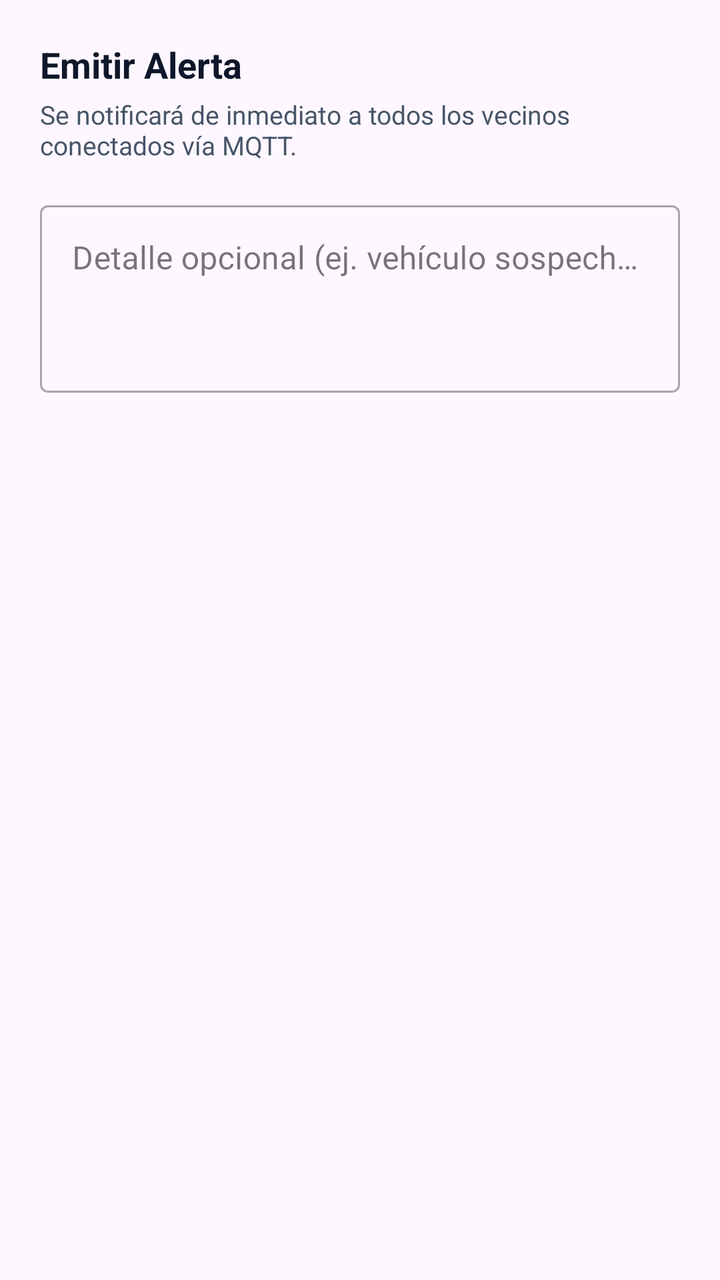
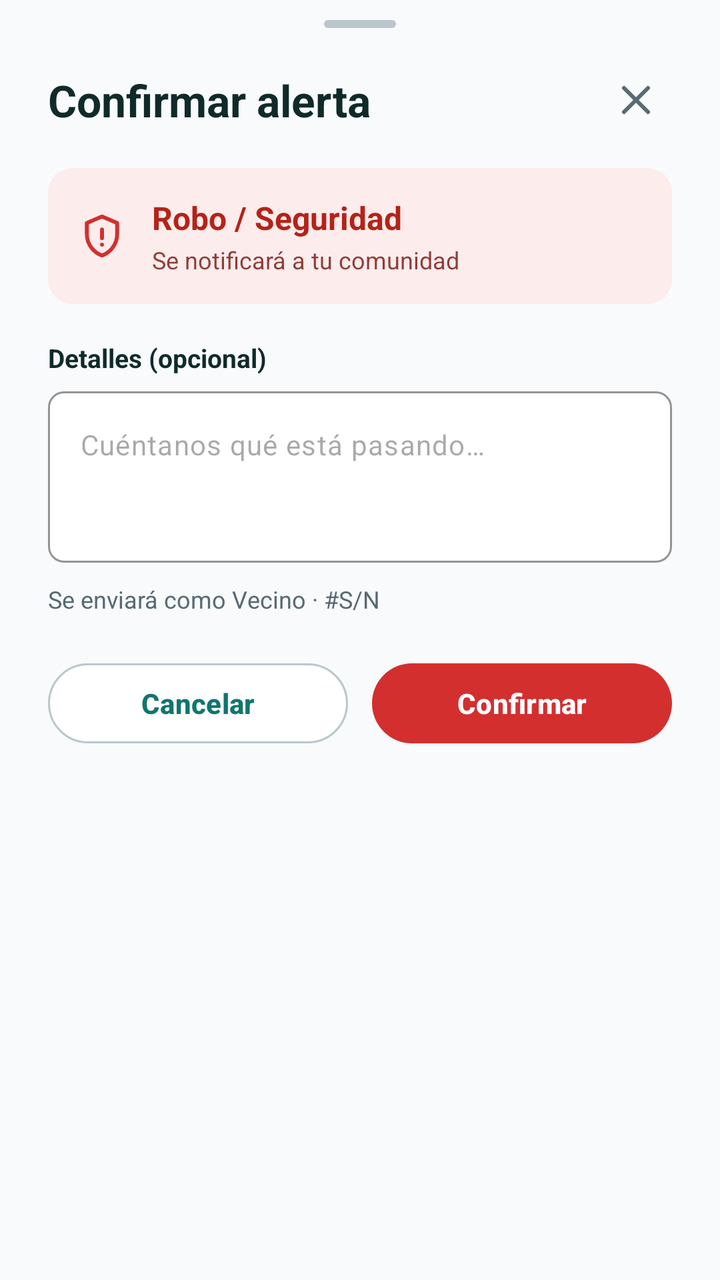

Screens rendered from an Android XML layout before and after an edit, with the pre-edit source and the edit as a unified diff.
<!-- AndroidManifest.xml: application theme Theme.BarrioRed -->
<!-- res/layout/dialog_emit_alert.xml -->
<?xml version="1.0" encoding="utf-8"?>
<LinearLayout xmlns:android="http://schemas.android.com/apk/res/android"
    xmlns:app="http://schemas.android.com/apk/res-auto"
    android:layout_width="match_parent"
    android:layout_height="wrap_content"
    android:orientation="vertical"
    android:padding="20dp">

    <TextView
        android:id="@+id/tvCategoryName"
        android:layout_width="wrap_content"
        android:layout_height="wrap_content"
        android:text="Emitir Alerta"
        android:textSize="18sp"
        android:textStyle="bold"
        android:textColor="@color/text_primary" />

    <TextView
        android:layout_width="wrap_content"
        android:layout_height="wrap_content"
        android:layout_marginTop="4dp"
        android:text="Se notificará de inmediato a todos los vecinos conectados vía MQTT."
        android:textSize="13sp"
        android:textColor="@color/text_secondary" />

    <com.google.android.material.textfield.TextInputLayout
        android:id="@+id/tilAlertDesc"
        style="@style/Widget.MaterialComponents.TextInputLayout.OutlinedBox"
        android:layout_width="match_parent"
        android:layout_height="wrap_content"
        android:layout_marginTop="16dp"
        android:hint="@string/alert_desc_hint">

        <com.google.android.material.textfield.TextInputEditText
            android:id="@+id/etAlertDesc"
            android:layout_width="match_parent"
            android:layout_height="wrap_content"
            android:inputType="textMultiLine|textCapSentences"
            android:lines="3"
            android:gravity="top|start" />
    </com.google.android.material.textfield.TextInputLayout>

</LinearLayout>
<!-- resources referenced by this layout -->
<resources>
  <color name="text_primary">#0F172A</color>
  <color name="text_secondary">#475569</color>
  <string name="alert_desc_hint">Detalle opcional (ej. vehículo sospechoso, color, dirección)</string>
  <style name="Theme.BarrioRed" parent="Theme.Material3.Light.NoActionBar">
          <item name="colorPrimary">@color/primary</item>
          <item name="colorOnPrimary">@color/white</item>
          <item name="colorSecondaryContainer">@color/primary_light</item>
          <item name="colorOnSecondaryContainer">@color/primary</item>
          <item name="android:statusBarColor">@color/card_surface</item>
          <item name="android:windowLightStatusBar">true</item>
          <item name="android:navigationBarColor">@color/card_surface</item>
          <item name="android:windowLightNavigationBar" tools:targetApi="o_mr1">true</item>
      </style>
  <color name="primary">#1E3A8A</color>
  <color name="white">#FFFFFFFF</color>
  <color name="primary_light">#DBEAFE</color>
  <color name="card_surface">#FFFFFF</color>
</resources>

<!-- the commit's change to res/layout/dialog_emit_alert.xml (unified diff, before → after) -->
@@ -3,41 +3,178 @@
     xmlns:app="http://schemas.android.com/apk/res-auto"
     android:layout_width="match_parent"
     android:layout_height="wrap_content"
+    android:background="@drawable/bg_bottom_sheet"
     android:orientation="vertical"
-    android:padding="20dp">
+    android:paddingStart="24dp"
+    android:paddingEnd="24dp"
+    android:paddingTop="10dp"
+    android:paddingBottom="24dp">
 
-    <TextView
-        android:id="@+id/tvCategoryName"
-        android:layout_width="wrap_content"
+    
+    <View
+        android:layout_width="36dp"
+        android:layout_height="4dp"
+        android:layout_gravity="center_horizontal"
+        android:background="@drawable/bg_drag_handle" />
+
+    
+    <LinearLayout
+        android:layout_width="match_parent"
         android:layout_height="wrap_content"
-        android:text="Emitir Alerta"
-        android:textSize="18sp"
-        android:textStyle="bold"
-        android:textColor="@color/text_primary" />
+        android:layout_marginTop="18dp"
+        android:gravity="center_vertical"
+        android:orientation="horizontal">
+
+        <TextView
+            android:layout_width="0dp"
+            android:layout_height="wrap_content"
+            android:layout_weight="1"
+            android:text="@string/emit_alert_dialog_title"
+            android:textSize="22sp"
+            android:textStyle="bold"
+            android:textColor="@color/text_primary" />
+
+        <ImageButton
+            android:id="@+id/btnCloseAlertModal"
+            android:layout_width="36dp"
+            android:layout_height="36dp"
+            android:background="?attr/selectableItemBackgroundBorderless"
+            android:src="@drawable/ic_close"
+            android:contentDescription="@string/btn_cancel" />
+    </LinearLayout>
+
+    
+    <com.google.android.material.card.MaterialCardView
+        android:id="@+id/cardModalCategory"
+        android:layout_width="match_parent"
+        android:layout_height="wrap_content"
+        android:layout_marginTop="16dp"
+        app:cardCornerRadius="12dp"
+        app:cardElevation="0dp"
+        app:strokeWidth="0dp"
+        app:cardBackgroundColor="@color/cat_robo_bg">
+
+        <LinearLayout
+            android:layout_width="match_parent"
+            android:layout_height="wrap_content"
+            android:gravity="center_vertical"
+            android:orientation="horizontal"
+            android:padding="14dp">
+
+            <ImageView
+                android:id="@+id/ivModalCategoryIcon"
+                android:layout_width="26dp"
+                android:layout_height="26dp"
+                android:src="@drawable/ic_shield"
+                android:contentDescription="Categoría" />
+
+            <LinearLayout
+                android:layout_width="0dp"
+                android:layout_height="wrap_content"
+                android:layout_weight="1"
+                android:layout_marginStart="12dp"
+                android:orientation="vertical">
+
+                <TextView
+                    android:id="@+id/tvCategoryName"
+                    android:layout_width="wrap_content"
+                    android:layout_height="wrap_content"
+                    android:text="Robo / Seguridad"
+                    android:textSize="16sp"
+                    android:textStyle="bold"
+                    android:textColor="@color/state_activa_text" />
+
+                <TextView
+                    android:id="@+id/tvCategorySubtitle"
+                    android:layout_width="wrap_content"
+                    android:layout_height="wrap_content"
+                    android:layout_marginTop="2dp"
+                    android:text="Se notificará a tu comunidad"
+                    android:textSize="12sp"
+                    android:textColor="@color/cat_robo_subtext" />
+            </LinearLayout>
+        </LinearLayout>
+    </com.google.android.material.card.MaterialCardView>
 
     <TextView
         android:layout_width="wrap_content"
         android:layout_height="wrap_content"
-        android:layout_marginTop="4dp"
-        android:text="Se notificará de inmediato a todos los vecinos conectados vía MQTT."
+        android:layout_marginTop="18dp"
+        android:text="Detalles (opcional)"
         android:textSize="13sp"
-        android:textColor="@color/text_secondary" />
+        android:textStyle="bold"
+        android:textColor="@color/text_primary" />
 
     <com.google.android.material.textfield.TextInputLayout
         android:id="@+id/tilAlertDesc"
-        style="@style/Widget.MaterialComponents.TextInputLayout.OutlinedBox"
+        style="@style/Widget.Material3.TextInputLayout.OutlinedBox"
         android:layout_width="match_parent"
         android:layout_height="wrap_content"
-        android:layout_marginTop="16dp"
-        android:hint="@string/alert_desc_hint">
+        android:layout_marginTop="8dp"
+        app:boxBackgroundColor="@color/card_surface"
+        app:boxCornerRadiusTopStart="8dp"
+        app:boxCornerRadiusTopEnd="8dp"
+        app:boxCornerRadiusBottomStart="8dp"
+        app:boxCornerRadiusBottomEnd="8dp"
+        app:boxStrokeColor="@color/border_input_modal"
+        app:hintEnabled="false">
 
         <com.google.android.material.textfield.TextInputEditText
             android:id="@+id/etAlertDesc"
             android:layout_width="match_parent"
             android:layout_height="wrap_content"
+            android:hint="@string/alert_desc_hint"
             android:inputType="textMultiLine|textCapSentences"
-            android:lines="3"
-            android:gravity="top|start" />
+            android:minLines="3"
+            android:gravity="top|start"
+            android:textColor="@color/text_primary"
+            android:textSize="14sp" />
     </com.google.android.material.textfield.TextInputLayout>
 
+    <TextView
+        android:id="@+id/tvModalSenderIdentity"
+        android:layout_width="match_parent"
+        android:layout_height="wrap_content"
+        android:layout_marginTop="10dp"
+        android:text="Se enviará como Vecino · #S/N"
+        android:textSize="12sp"
+        android:textColor="@color/text_secondary" />
+
+    
+    <LinearLayout
+        android:layout_width="match_parent"
+        android:layout_height="wrap_content"
+        android:layout_marginTop="20dp"
+        android:orientation="horizontal">
+
+        <com.google.android.material.button.MaterialButton
+            android:id="@+id/btnCancelAlertModal"
+            style="@style/Widget.Material3.Button.OutlinedButton"
+            android:layout_width="0dp"
+            android:layout_height="48dp"
+            android:layout_weight="1"
+            android:layout_marginEnd="6dp"
+            android:text="@string/btn_cancel"
+            android:textColor="@color/primary"
+            android:textSize="14sp"
+            android:textStyle="bold"
+            app:backgroundTint="@color/card_surface"
+            app:cornerRadius="24dp"
+            app:strokeColor="@color/border_input_modal"
+            app:strokeWidth="1dp" />
+
+        <com.google.android.material.button.MaterialButton
+            android:id="@+id/btnConfirmAlertModal"
+            android:layout_width="0dp"
+            android:layout_height="48dp"
+            android:layout_weight="1"
+            android:layout_marginStart="6dp"
+            android:text="@string/btn_send_alert"
+            android:textColor="@color/white"
+            android:textSize="14sp"
+            android:textStyle="bold"
+            app:cornerRadius="24dp"
+            app:backgroundTint="@color/cat_robo" />
+    </LinearLayout>
+
 </LinearLayout>
<!-- resource entries referenced after the edit -->
@@ -1,21 +1,81 @@
 <!-- resources referenced by this layout -->
 <resources>
-  <color name="text_primary">#0F172A</color>
-  <color name="text_secondary">#475569</color>
-  <string name="alert_desc_hint">Detalle opcional (ej. vehículo sospechoso, color, dirección)</string>
+  <color name="border_input_modal">#B9C7CC</color>
+  <color name="text_primary">#102A2A</color>
+  <color name="text_secondary">#586A73</color>
+  <string name="alert_desc_hint">Cuéntanos qué está pasando…</string>
+  <string name="btn_cancel">Cancelar</string>
+  <string name="btn_send_alert">Confirmar</string>
+  <string name="emit_alert_dialog_title">Confirmar alerta</string>
   <style name="Theme.BarrioRed" parent="Theme.Material3.Light.NoActionBar">
           <item name="colorPrimary">@color/primary</item>
           <item name="colorOnPrimary">@color/white</item>
           <item name="colorSecondaryContainer">@color/primary_light</item>
           <item name="colorOnSecondaryContainer">@color/primary</item>
-          <item name="android:statusBarColor">@color/card_surface</item>
+          <item name="android:colorBackground">@color/bg_screen</item>
+          <item name="android:statusBarColor">@color/bg_screen</item>
           <item name="android:windowLightStatusBar">true</item>
           <item name="android:navigationBarColor">@color/card_surface</item>
           <item name="android:windowLightNavigationBar" tools:targetApi="o_mr1">true</item>
       </style>
-  <color name="primary">#1E3A8A</color>
+  <color name="bg_screen">#F8FAFC</color>
+  <color name="primary">#0F766E</color>
+  <color name="state_activa_text">#B42318</color>
   <color name="white">#FFFFFFFF</color>
-  <color name="primary_light">#DBEAFE</color>
+  <!-- drawable bg_bottom_sheet (drawable) -->
+  <shape xmlns:android="http://schemas.android.com/apk/res/android"
+      android:shape="rectangle">
+      <corners
+          android:topLeftRadius="28dp"
+          android:topRightRadius="28dp"
+          android:bottomLeftRadius="0dp"
+          android:bottomRightRadius="0dp" />
+      <solid android:color="@color/bg_screen" />
+  </shape>
+  <!-- drawable bg_drag_handle (drawable) -->
+  <shape xmlns:android="http://schemas.android.com/apk/res/android"
+      android:shape="rectangle">
+      <corners android:radius="2dp" />
+      <solid android:color="@color/border_input_modal" />
+  </shape>
+  <!-- drawable ic_close (drawable) -->
+  <vector xmlns:android="http://schemas.android.com/apk/res/android"
+      android:width="24dp"
+      android:height="24dp"
+      android:viewportWidth="24"
+      android:viewportHeight="24">
+      <path
+          android:fillColor="#00000000"
+          android:strokeColor="#586A73"
+          android:strokeWidth="2"
+          android:strokeLineCap="round"
+          android:pathData="M6,6l12,12M18,6L6,18"/>
+  </vector>
+  <!-- drawable ic_shield (drawable) -->
+  <vector xmlns:android="http://schemas.android.com/apk/res/android"
+      android:width="24dp"
+      android:height="24dp"
+      android:viewportWidth="24"
+      android:viewportHeight="24">
+      <path
+          android:fillColor="#00000000"
+          android:strokeColor="#D32F2F"
+          android:strokeWidth="1.8"
+          android:strokeLineCap="round"
+          android:strokeLineJoin="round"
+          android:pathData="M12,3l7,3v5c0,5.25 -3.5,8.75 -7,10c-3.5,-1.25 -7,-4.75 -7,-10V6l7,-3z"/>
+      <path
+          android:fillColor="#00000000"
+          android:strokeColor="#D32F2F"
+          android:strokeWidth="1.8"
+          android:strokeLineCap="round"
+          android:strokeLineJoin="round"
+          android:pathData="M12,9v4M12,16h0.01"/>
+  </vector>
+  <color name="primary_light">#E3F2EE</color>
   <color name="card_surface">#FFFFFF</color>
+  <color name="cat_robo">#D32F2F</color>
+  <color name="cat_robo_bg">#FDECEC</color>
+  <color name="cat_robo_subtext">#8F3D38</color>
 </resources>
 
